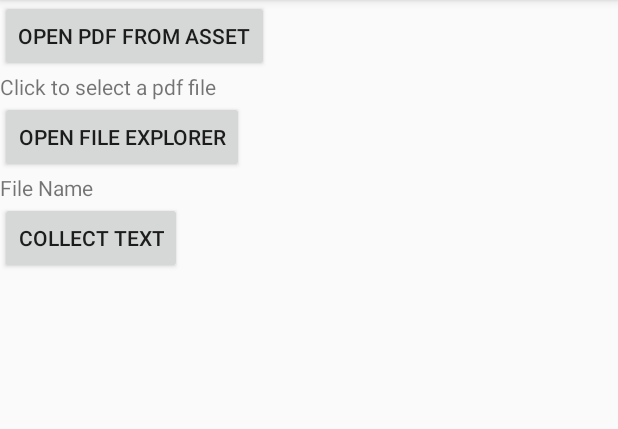
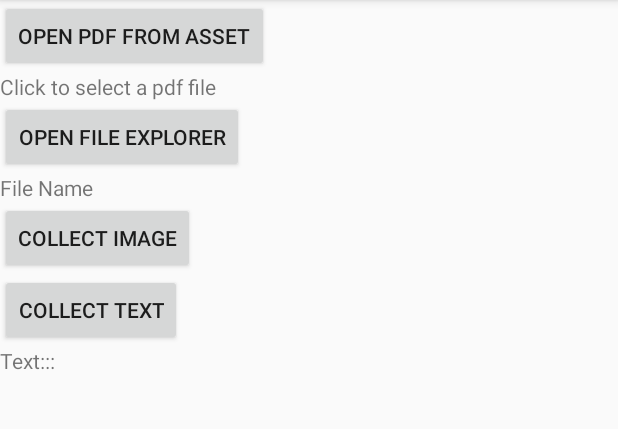
Before and after one commit to aartisoft/PdfGarage, an Android app: the screen it shows after launch (HomeActivity), after a tap on "COLLECT TEXT", on a phone screen of 412 x 824 dp, the part 84-513 px from its top. Run offline under Robolectric (Android 15) with nearby library versions, the phone set to English and light mode, and no system bars; libraries missing offline, so code that uses them is left out: com.itextpdf.text, com.obsez.android; 3 statements that could not run were skipped.

Commit message:
Collect text code added

```diff
--- a/app/build.gradle
+++ b/app/build.gradle
@@ -28,6 +28,6 @@ dependencies {
     androidTestImplementation 'com.android.support.test.espresso:espresso-core:3.0.2'
     implementation 'com.github.barteksc:android-pdf-viewer:2.8.2'
     implementation 'com.obsez.android.lib.filechooser:filechooser:1.1.11'
-
+    implementation 'com.itextpdf:itextg:5.5.10'
 
 }
--- a/app/src/main/java/sebpo/pdfgarage/HomeActivity.java
+++ b/app/src/main/java/sebpo/pdfgarage/HomeActivity.java
@@ -18,6 +18,8 @@ import android.widget.Button;
 import android.widget.TextView;
 import android.widget.Toast;
 
+import com.itextpdf.text.pdf.PdfReader;
+import com.itextpdf.text.pdf.parser.PdfTextExtractor;
 import com.obsez.android.lib.filechooser.ChooserDialog;
 
 import java.io.File;
@@ -29,10 +31,14 @@ public class HomeActivity extends AppCompatActivity {
 
 
     private static final int PICKFILE_RESULT_CODE = 2121;
-    Button button_select, button_open_file_explorer, button_collect_text;
+    Button button_select, button_open_file_explorer, button_collect_image,
+            button_collect_text;
     private int your_page_num = 1;
     Activity activity;
     TextView textview;
+    String filePathString;
+    File filePath;
+
 
     @Override
     protected void onCreate(Bundle savedInstanceState) {
@@ -45,15 +51,14 @@ public class HomeActivity extends AppCompatActivity {
 
         button_select = findViewById(R.id.button_select);
         button_open_file_explorer = findViewById(R.id.button_open_file_explorer);
+        button_collect_image = findViewById(R.id.button_collect_image);
         button_collect_text = findViewById(R.id.button_collect_text);
+        textview = findViewById(R.id.fileName);
 
 
-        textview = findViewById(R.id.fileName);
         button_select.setOnClickListener(new View.OnClickListener() {
             @Override
             public void onClick(View v) {
-                //openFileExlorer();
-//                CopyReadAssets();
                 openPDF();
             }
         });
@@ -66,7 +71,7 @@ public class HomeActivity extends AppCompatActivity {
             }
         });
 
-        button_collect_text.setOnClickListener(new View.OnClickListener() {
+        button_collect_image.setOnClickListener(new View.OnClickListener() {
             @Override
             public void onClick(View v) {
 
@@ -75,7 +80,14 @@ public class HomeActivity extends AppCompatActivity {
 
             }
         });
-        // createAFile();
+
+
+        button_collect_text.setOnClickListener(new View.OnClickListener() {
+            @Override
+            public void onClick(View v) {
+                extractText(filePathString);
+            }
+        });
     }
 
     public void openFileExlorer() {
@@ -100,12 +112,11 @@ public class HomeActivity extends AppCompatActivity {
                     public void onChoosePath(String path, File pathFile) {
                         Toast.makeText(activity, "FILE: " + path, Toast.LENGTH_SHORT).show();
                         filePath = pathFile;
-
+                        filePathString = path;
                     }
                 })
                 .build()
                 .show();
-
     }
 
     private void CopyReadAssets() {
@@ -183,9 +194,6 @@ public class HomeActivity extends AppCompatActivity {
         return super.onOptionsItemSelected(item);
     }
 
-    String filePathString;
-    File filePath;
-
     @Override
     protected void onActivityResult(int requestCode, int resultCode, Intent data) {
         // TODO Fix no activity available
@@ -197,7 +205,6 @@ public class HomeActivity extends AppCompatActivity {
                     filePathString = data.getData().getPath();
                     Uri uri = data.getData();
                     textview.setText(filePathString);
-                    filePath = new File(uri.getPath());
                     showToast(uri.toString());
                 }
         }
@@ -207,9 +214,22 @@ public class HomeActivity extends AppCompatActivity {
         Toast.makeText(this, message, Toast.LENGTH_LONG).show();
     }
 
-
     void openPDF() {
         startActivity(new Intent(this, OpenPdfActivity.class));
     }
 
+    void extractText(String path) {
+        try {
+            String parsedText = "";
+            PdfReader reader = new PdfReader(path);
+            int n = reader.getNumberOfPages();
+            for (int i = 0; i < n; i++) {
+                parsedText = parsedText + PdfTextExtractor.getTextFromPage(reader, i + 1).trim() + "\n"; //Extracting the content from the different pages
+            }
+            System.out.println(parsedText);
+            reader.close();
+        } catch (Exception e) {
+            System.out.println(e);
+        }
+    }
 }
--- a/app/src/main/java/sebpo/pdfgarage/OpenPdfActivity.java
+++ b/app/src/main/java/sebpo/pdfgarage/OpenPdfActivity.java
@@ -40,21 +40,10 @@ public class OpenPdfActivity extends AppCompatActivity {
         pdfView = findViewById(R.id.pdfView);
         pdfView.fromAsset("sample.pdf").load();
 
-        btn_create_jpg = findViewById(R.id.btn_create_jpg);
-        btn_create_jpg.setOnClickListener(new View.OnClickListener() {
-            @Override
-            public void onClick(View v) {
-
-
-                //Bitmap bitmap = pdfView.getDrawingCache();
-            }
-        });
-
     }
 
 
-
-    private File createFileFromInputStream() {
+    /*private File createFileFromInputStream() {
 
 
         //File file = createFileFromInputStream(inputStream);
@@ -81,7 +70,7 @@ public class OpenPdfActivity extends AppCompatActivity {
         }
 
         return null;
-    }
+    }*/
 
 
 }
--- a/app/src/main/res/layout/content_home.xml
+++ b/app/src/main/res/layout/content_home.xml
@@ -42,10 +42,34 @@
 
 
     <Button
+        android:id="@+id/button_collect_image"
+        android:layout_width="wrap_content"
+        android:layout_height="wrap_content"
+        android:text="Collect Image"
+        tools:layout_editor_absoluteX="158dp"
+        tools:layout_editor_absoluteY="218dp" />
+
+
+    <Button
         android:id="@+id/button_collect_text"
         android:layout_width="wrap_content"
         android:layout_height="wrap_content"
         android:text="Collect Text"
         tools:layout_editor_absoluteX="158dp"
         tools:layout_editor_absoluteY="218dp" />
+
+    <TextView
+        android:id="@+id/textview_text_header"
+        android:layout_width="wrap_content"
+        android:layout_height="wrap_content"
+        android:text="Text:::" />
+
+
+    <TextView
+        android:id="@+id/textview_text"
+        android:layout_width="wrap_content"
+        android:layout_height="wrap_content"
+        android:text="" />
+
+
 </LinearLayout>
```
